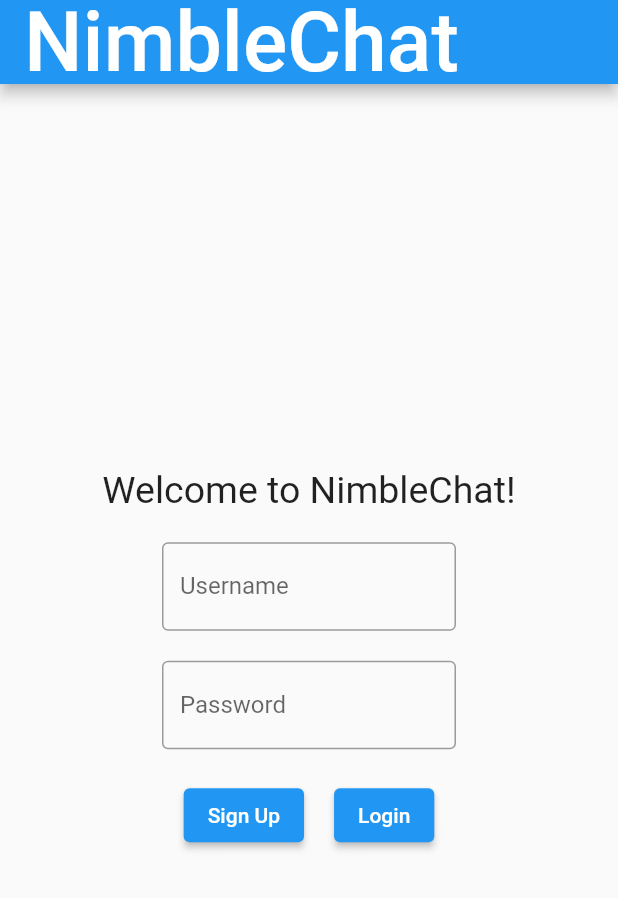
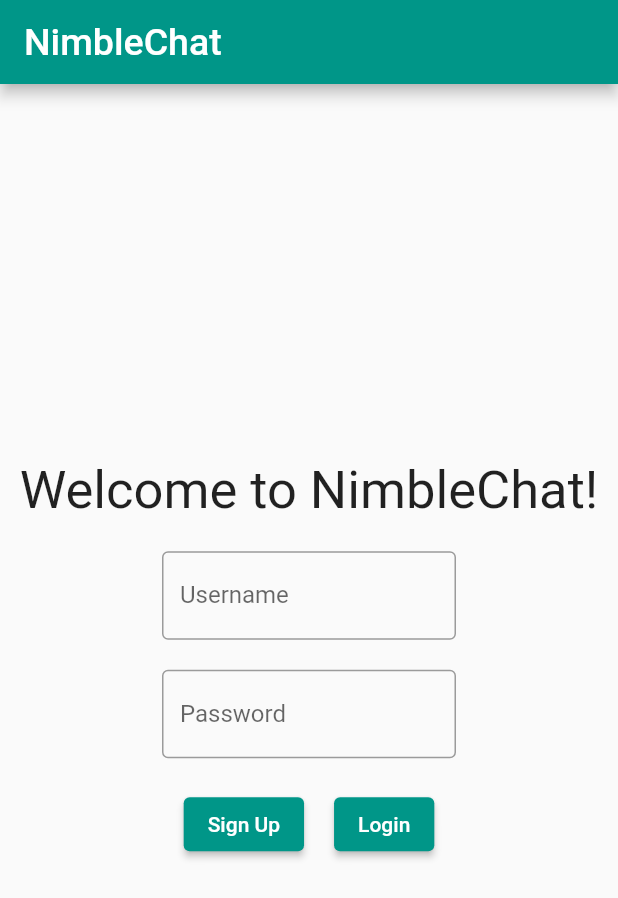
Before and after one commit to RishmaMurugan/Chatroom, a Flutter app: the screen it shows after launch, on a phone screen of 412 x 824 dp. Shown: the top 898 px of the screen. Run offline on Flutter 3.47's test engine with Material 2 defaults, Android fonts, the phone set to English and light mode, and no system bars.

```diff
--- a/client/lib/home.dart
+++ b/client/lib/home.dart
@@ -62,7 +62,7 @@ class _HomeState extends State<Home> {
     TextEditingController pwController = new TextEditingController();
     return Scaffold(
       appBar: AppBar(
-        title: const Text('NimbleChat', style: TextStyle(fontSize: 55),),
+        title: const Text('NimbleChat', style: TextStyle(fontSize: 25),),
       ),
       body:
         Container(
@@ -72,7 +72,7 @@ class _HomeState extends State<Home> {
             children: <Widget>[
                 Padding(
                     padding: EdgeInsets.all(10.0),
-                    child: Text('Welcome to NimbleChat!', style: TextStyle(fontSize: 25),),
+                    child: Text('Welcome to NimbleChat!', style: TextStyle(fontSize: 35),),
                 ),
                 Padding(
                     padding: EdgeInsets.all(10.0),
--- a/client/lib/main.dart
+++ b/client/lib/main.dart
@@ -12,8 +12,11 @@ class MyApp extends StatelessWidget {
 
   @override
   Widget build(BuildContext context) {
-    return const MaterialApp(
+    return MaterialApp(
       title: 'NimbleChat',
+      theme: ThemeData(
+        primarySwatch: Colors.teal,
+      ),
       home: Home(),
     );
   }
```
Also changed, not shown: client/lib/message_screen.dart (+19 -1 lines), client/lib/user_home.dart (+19 -1 lines).
